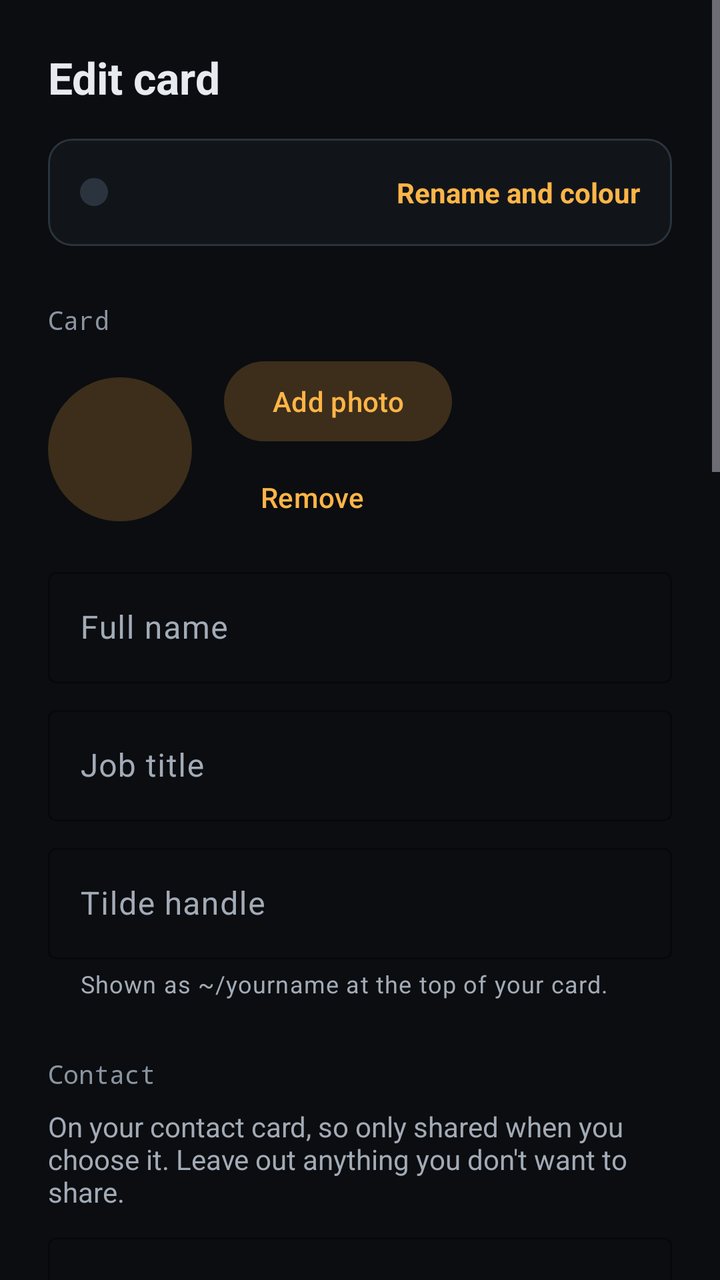
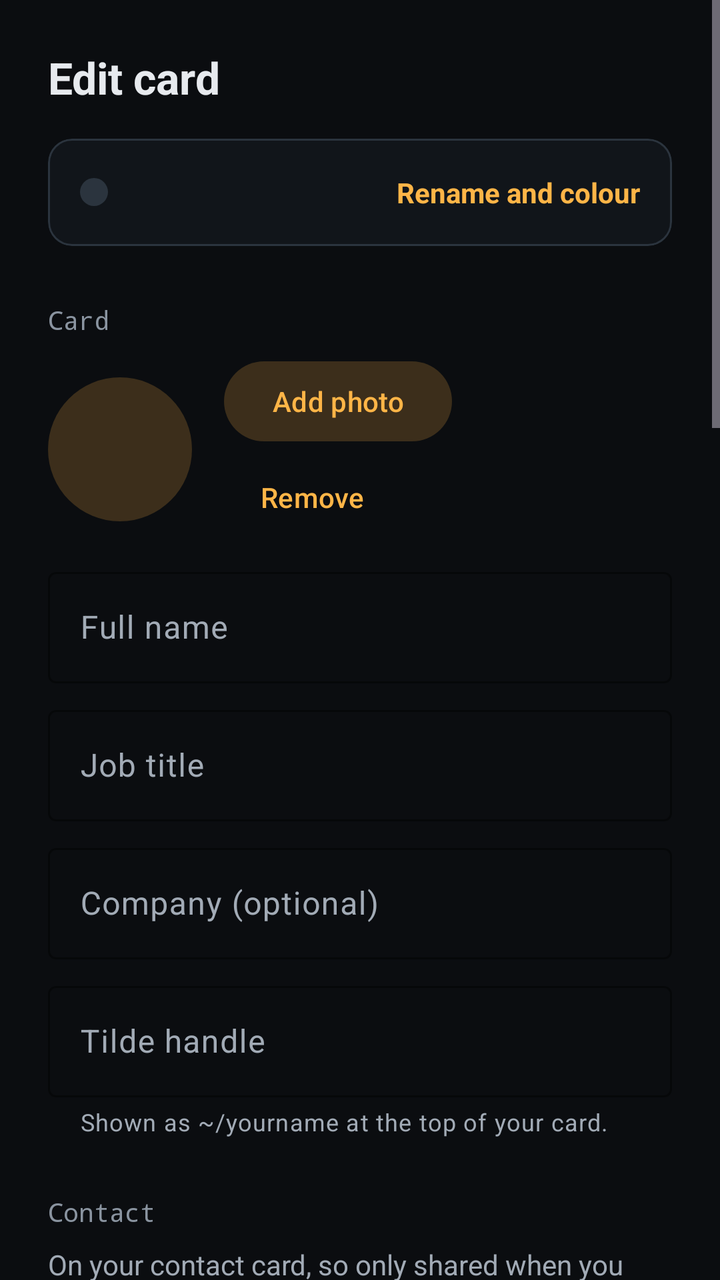

Two renders of the same Android screen: before a commit and after it. Below are the layout's source before the change and the commit's diff.
<!-- AndroidManifest.xml: application theme Theme.Tilde -->
<!-- res/layout/activity_card_edit.xml -->
<?xml version="1.0" encoding="utf-8"?>
<ScrollView xmlns:android="http://schemas.android.com/apk/res/android"
    xmlns:app="http://schemas.android.com/apk/res-auto"
    style="@style/Panel"
    android:fitsSystemWindows="true">

    <LinearLayout
        android:layout_width="match_parent"
        android:layout_height="wrap_content"
        android:orientation="vertical"
        android:padding="24dp">

        <TextView style="@style/StepTitle" android:text="@string/edit_card_title" android:textSize="22sp" />

        
        <com.google.android.material.card.MaterialCardView
            android:id="@+id/edit_card_header"
            style="@style/Widget.Material3.CardView.Outlined"
            android:layout_width="match_parent"
            android:layout_height="wrap_content"
            android:layout_marginTop="16dp"
            android:clickable="true"
            android:focusable="true"
            app:cardBackgroundColor="@color/panel"
            app:strokeColor="@color/line_strong">

            <LinearLayout
                android:layout_width="match_parent"
                android:layout_height="wrap_content"
                android:gravity="center_vertical"
                android:orientation="horizontal"
                android:padding="16dp">

                <View
                    android:id="@+id/edit_card_dot"
                    android:layout_width="14dp"
                    android:layout_height="14dp"
                    android:background="@drawable/bg_dot" />

                <TextView
                    android:id="@+id/edit_card_label"
                    style="@style/RowTitle"
                    android:layout_width="0dp"
                    android:layout_marginStart="12dp"
                    android:layout_weight="1" />

                <TextView
                    android:layout_width="wrap_content"
                    android:layout_height="wrap_content"
                    android:text="@string/cards_edit"
                    android:textColor="@color/accent"
                    android:textSize="14sp"
                    android:textStyle="bold" />
            </LinearLayout>
        </com.google.android.material.card.MaterialCardView>

        
        <TextView style="@style/Label" android:layout_marginTop="28dp" android:text="@string/edit_section_card" />

        <LinearLayout
            android:layout_width="match_parent"
            android:layout_height="wrap_content"
            android:baselineAligned="false"
            android:gravity="center_vertical"
            android:orientation="horizontal">

            <include
                android:id="@+id/edit_avatar"
                layout="@layout/view_avatar"
                android:layout_width="72dp"
                android:layout_height="72dp" />

            <LinearLayout
                android:layout_width="0dp"
                android:layout_height="wrap_content"
                android:layout_marginStart="16dp"
                android:layout_weight="1"
                android:orientation="vertical">

                <com.google.android.material.button.MaterialButton
                    android:id="@+id/photo_pick"
                    style="@style/Widget.Material3.Button.TonalButton"
                    android:layout_width="wrap_content"
                    android:layout_height="wrap_content"
                    android:text="@string/photo_add" />

                <com.google.android.material.button.MaterialButton
                    android:id="@+id/photo_remove"
                    style="@style/Widget.Material3.Button.TextButton"
                    android:layout_width="wrap_content"
                    android:layout_height="wrap_content"
                    android:text="@string/photo_remove" />
            </LinearLayout>
        </LinearLayout>

        <com.google.android.material.textfield.TextInputLayout
            style="@style/Field"
            android:hint="@string/profile_name"
            android:labelFor="@id/profile_name">

            <com.google.android.material.textfield.TextInputEditText
                android:id="@+id/profile_name"
                android:layout_width="match_parent"
                android:layout_height="wrap_content"
                android:imeOptions="actionNext"
                android:importantForAutofill="no"
                android:inputType="textPersonName|textCapWords" />
        </com.google.android.material.textfield.TextInputLayout>

        <com.google.android.material.textfield.TextInputLayout
            style="@style/Field"
            android:hint="@string/profile_title"
            android:labelFor="@id/profile_title">

            <com.google.android.material.textfield.TextInputEditText
                android:id="@+id/profile_title"
                android:layout_width="match_parent"
                android:layout_height="wrap_content"
                android:imeOptions="actionNext"
                android:importantForAutofill="no"
                android:inputType="textCapSentences" />
        </com.google.android.material.textfield.TextInputLayout>

        <com.google.android.material.textfield.TextInputLayout
            style="@style/Field"
            android:hint="@string/profile_handle"
            android:labelFor="@id/profile_handle"
            app:helperText="@string/profile_handle_helper"
            app:prefixText="@string/handle_prefix"
            app:prefixTextColor="@color/accent">

            <com.google.android.material.textfield.TextInputEditText
                android:id="@+id/profile_handle"
                android:layout_width="match_parent"
                android:layout_height="wrap_content"
                android:imeOptions="actionNext"
                android:importantForAutofill="no"
                android:inputType="text|textNoSuggestions" />
        </com.google.android.material.textfield.TextInputLayout>

        
        <TextView style="@style/Label" android:layout_marginTop="28dp" android:text="@string/edit_section_contact" />

        <TextView style="@style/Hint" android:text="@string/edit_contact_detail" />

        <com.google.android.material.textfield.TextInputLayout
            style="@style/Field"
            android:hint="@string/profile_email"
            android:labelFor="@id/profile_email">

            <com.google.android.material.textfield.TextInputEditText
                android:id="@+id/profile_email"
                android:layout_width="match_parent"
                android:layout_height="wrap_content"
                android:imeOptions="actionNext"
                android:importantForAutofill="no"
                android:inputType="textEmailAddress" />
        </com.google.android.material.textfield.TextInputLayout>

        <com.google.android.material.textfield.TextInputLayout
            style="@style/Field"
            android:hint="@string/profile_email2"
            android:labelFor="@id/profile_email2">

            <com.google.android.material.textfield.TextInputEditText
                android:id="@+id/profile_email2"
                android:layout_width="match_parent"
                android:layout_height="wrap_content"
                android:imeOptions="actionNext"
                android:importantForAutofill="no"
                android:inputType="textEmailAddress" />
        </com.google.android.material.textfield.TextInputLayout>

        
        <LinearLayout
            android:id="@+id/phones_list"
            android:layout_width="match_parent"
            android:layout_height="wrap_content"
            android:orientation="vertical" />

        <com.google.android.material.button.MaterialButton
            android:id="@+id/phone_add"
            style="@style/Widget.Material3.Button.TextButton.Icon"
            android:layout_width="wrap_content"
            android:layout_height="wrap_content"
            android:layout_marginStart="-12dp"
            android:text="@string/edit_phone_add"
            app:icon="@drawable/ic_add" />

        
        <TextView style="@style/Label" android:layout_marginTop="28dp" android:text="@string/edit_section_links" />

        <TextView style="@style/Hint" android:text="@string/edit_links_detail" />

        <com.google.android.material.textfield.TextInputLayout
            style="@style/Field"
            android:hint="@string/profile_website"
            android:labelFor="@id/profile_website">

            <com.google.android.material.textfield.TextInputEditText
                android:id="@+id/profile_website"
                android:layout_width="match_parent"
                android:layout_height="wrap_content"
                android:imeOptions="actionNext"
                android:importantForAutofill="no"
                android:inputType="textUri" />
        </com.google.android.material.textfield.TextInputLayout>

        <com.google.android.material.textfield.TextInputLayout
            style="@style/Field"
            android:hint="@string/profile_linkedin"
            android:labelFor="@id/profile_linkedin">

            <com.google.android.material.textfield.TextInputEditText
                android:id="@+id/profile_linkedin"
                android:layout_width="match_parent"
                android:layout_height="wrap_content"
                android:imeOptions="actionNext"
                android:importantForAutofill="no"
                android:inputType="textUri" />
        </com.google.android.material.textfield.TextInputLayout>

        <com.google.android.material.textfield.TextInputLayout
            style="@style/Field"
            android:hint="@string/profile_github"
            android:labelFor="@id/profile_github">

            <com.google.android.material.textfield.TextInputEditText
                android:id="@+id/profile_github"
                android:layout_width="match_parent"
                android:layout_height="wrap_content"
                android:imeOptions="actionNext"
                android:importantForAutofill="no"
                android:inputType="textUri" />
        </com.google.android.material.textfield.TextInputLayout>

        <com.google.android.material.textfield.TextInputLayout
            style="@style/Field"
            android:hint="@string/profile_instagram"
            android:labelFor="@id/profile_instagram">

            <com.google.android.material.textfield.TextInputEditText
                android:id="@+id/profile_instagram"
                android:layout_width="match_parent"
                android:layout_height="wrap_content"
                android:imeOptions="actionNext"
                android:importantForAutofill="no"
                android:inputType="textUri" />
        </com.google.android.material.textfield.TextInputLayout>

        <com.google.android.material.textfield.TextInputLayout
            style="@style/Field"
            android:hint="@string/profile_x"
            android:labelFor="@id/profile_x">

            <com.google.android.material.textfield.TextInputEditText
                android:id="@+id/profile_x"
                android:layout_width="match_parent"
                android:layout_height="wrap_content"
                android:imeOptions="actionNext"
                android:importantForAutofill="no"
                android:inputType="textUri" />
        </com.google.android.material.textfield.TextInputLayout>

        <TextView style="@style/Label" android:text="@string/settings_links" />

        <TextView style="@style/Hint" android:text="@string/settings_links_detail" />

        <LinearLayout
            android:id="@+id/links_list"
            android:layout_width="match_parent"
            android:layout_height="wrap_content"
            android:orientation="vertical" />

        <com.google.android.material.button.MaterialButton
            android:id="@+id/links_add"
            style="@style/Widget.Material3.Button.TextButton.Icon"
            android:layout_width="wrap_content"
            android:layout_height="wrap_content"
            android:layout_marginStart="-12dp"
            android:text="@string/picker_add_link"
            app:icon="@drawable/ic_add" />

        
        <TextView style="@style/Label" android:layout_marginTop="28dp" android:text="@string/edit_section_whatsapp" />

        <com.google.android.material.textfield.TextInputLayout
            style="@style/Field"
            android:hint="@string/profile_whatsapp"
            android:labelFor="@id/profile_whatsapp">

            <com.google.android.material.textfield.TextInputEditText
                android:id="@+id/profile_whatsapp"
                android:layout_width="match_parent"
                android:layout_height="wrap_content"
                android:imeOptions="actionNext"
                android:importantForAutofill="no"
                android:inputType="phone" />
        </com.google.android.material.textfield.TextInputLayout>

        <com.google.android.material.textfield.TextInputLayout
            style="@style/Field"
            android:hint="@string/whatsapp_greeting_hint"
            android:labelFor="@id/whatsapp_greeting">

            <com.google.android.material.textfield.TextInputEditText
                android:id="@+id/whatsapp_greeting"
                android:layout_width="match_parent"
                android:layout_height="wrap_content"
                android:imeOptions="actionNext"
                android:importantForAutofill="no"
                android:inputType="textCapSentences" />
        </com.google.android.material.textfield.TextInputLayout>

        <TextView style="@style/Hint" android:layout_marginTop="6dp" android:text="@string/whatsapp_detail" />

        <com.google.android.material.button.MaterialButton
            android:id="@+id/edit_done"
            android:layout_width="match_parent"
            android:layout_height="56dp"
            android:layout_marginTop="32dp"
            android:text="@string/write_close" />
    </LinearLayout>
</ScrollView>
<!-- res/layout/view_avatar.xml (included above) -->
<?xml version="1.0" encoding="utf-8"?>
<FrameLayout xmlns:android="http://schemas.android.com/apk/res/android"
    xmlns:app="http://schemas.android.com/apk/res-auto"
    android:layout_width="match_parent"
    android:layout_height="match_parent">

    <TextView
        android:id="@+id/avatar_initials"
        android:layout_width="match_parent"
        android:layout_height="match_parent"
        android:background="@drawable/bg_avatar"
        android:gravity="center"
        android:textColor="@color/accent"
        android:textSize="24sp"
        android:textStyle="bold" />

    <com.google.android.material.imageview.ShapeableImageView
        android:id="@+id/avatar_photo"
        android:layout_width="match_parent"
        android:layout_height="match_parent"
        android:importantForAccessibility="no"
        android:scaleType="centerCrop"
        android:visibility="gone"
        app:shapeAppearanceOverlay="@style/Circle" />
</FrameLayout>
<!-- resources referenced by this layout -->
<resources>
  <color name="accent">#FFB547</color>
  <color name="line_strong">#2B343E</color>
  <color name="panel">#11151A</color>
  <!-- drawable bg_avatar (drawable) -->
  <?xml version="1.0" encoding="utf-8"?>
  <shape xmlns:android="http://schemas.android.com/apk/res/android" android:shape="oval">
      <solid android:color="@color/accent_soft" />
  </shape>
  <!-- drawable bg_dot (drawable) -->
  <?xml version="1.0" encoding="utf-8"?>
  <shape xmlns:android="http://schemas.android.com/apk/res/android">
      <corners android:radius="999dp" />
      <solid android:color="@color/line_strong" />
  </shape>
  <string name="cards_edit">Rename and colour</string>
  <string name="edit_card_title">Edit card</string>
  <string name="edit_contact_detail">On your contact card, so only shared when you choose it. Leave out anything you don\'t want to share.</string>
  <string name="edit_links_detail">What a tap or scan can open. Your website is on your contact card too.</string>
  <string name="edit_phone_add">Add a number</string>
  <string name="edit_section_card">Card</string>
  <string name="edit_section_contact">Contact</string>
  <string name="edit_section_links">Links</string>
  <string name="edit_section_whatsapp">WhatsApp</string>
  <string name="handle_prefix" translatable="false">~/</string>
  <string name="photo_add">Add photo</string>
  <string name="photo_remove">Remove</string>
  <string name="picker_add_link">Add a link</string>
  <string name="profile_email">Email</string>
  <string name="profile_email2">Second email (optional)</string>
  <string name="profile_github">GitHub link</string>
  <string name="profile_handle">Tilde handle</string>
  <string name="profile_handle_helper">Shown as ~/yourname at the top of your card.</string>
  <string name="profile_instagram">Instagram link</string>
  <string name="profile_linkedin">LinkedIn link</string>
  <string name="profile_name">Full name</string>
  <string name="profile_title">Job title</string>
  <string name="profile_website">Website (what Website opens)</string>
  <string name="profile_whatsapp">WhatsApp number</string>
  <string name="profile_x">X link</string>
  <string name="settings_links">Saved links</string>
  <string name="settings_links_detail">Links you\'d like to share, such as your projects. Ticked ones show on the Share screen for one-tap switching; untick one to keep it without showing it. Tap a link to change or delete it.</string>
  <string name="whatsapp_detail">Typed into the chat, never sent. Leave empty for an empty chat.</string>
  <string name="whatsapp_greeting_hint">Message</string>
  <string name="write_close">Done</string>
  <style name="Circle">
          <item name="cornerFamily">rounded</item>
          <item name="cornerSize">50%</item>
      </style>
  <style name="Panel">
          <item name="android:layout_width">match_parent</item>
          <item name="android:layout_height">match_parent</item>
          <item name="android:fillViewport">true</item>
      </style>
  <color name="accent_soft">#33FFB547</color>
  <color name="muted">#A2ABB6</color>
  <color name="dim">#8A94A0</color>
  <color name="text">#E7EAEE</color>
  <color name="bg">#0B0D10</color>
  <color name="panel_raised">#151A20</color>
  <color name="line">#1F262E</color>
  <style name="ThemeOverlay.Tilde.BottomSheet" parent="ThemeOverlay.Material3.BottomSheetDialog">
          <item name="colorSurfaceContainerLow">@color/panel</item>
      </style>
  <!-- unchanged entries left out for length: 7 -->
</resources>

<!-- the commit's change to res/layout/activity_card_edit.xml (unified diff, before → after) -->
@@ -123,6 +123,20 @@
 
         <com.google.android.material.textfield.TextInputLayout
             style="@style/Field"
+            android:hint="@string/profile_company"
+            android:labelFor="@id/profile_company">
+
+            <com.google.android.material.textfield.TextInputEditText
+                android:id="@+id/profile_company"
+                android:layout_width="match_parent"
+                android:layout_height="wrap_content"
+                android:imeOptions="actionNext"
+                android:importantForAutofill="no"
+                android:inputType="textCapWords" />
+        </com.google.android.material.textfield.TextInputLayout>
+
+        <com.google.android.material.textfield.TextInputLayout
+            style="@style/Field"
             android:hint="@string/profile_handle"
             android:labelFor="@id/profile_handle"
             app:helperText="@string/profile_handle_helper"
@@ -313,6 +327,18 @@
         </com.google.android.material.textfield.TextInputLayout>
 
         <TextView style="@style/Hint" android:layout_marginTop="6dp" android:text="@string/whatsapp_detail" />
+
+        
+        <TextView style="@style/Label" android:layout_marginTop="28dp" android:text="@string/edit_section_contact_card" />
+
+        <TextView style="@style/Hint" android:text="@string/edit_contact_card_detail" />
+
+        <LinearLayout
+            android:id="@+id/contact_fields"
+            android:layout_width="match_parent"
+            android:layout_height="wrap_content"
+            android:layout_marginTop="4dp"
+            android:orientation="vertical" />
 
         <com.google.android.material.button.MaterialButton
             android:id="@+id/edit_done"
<!-- resource entries referenced after the edit -->
@@ -16,17 +16,20 @@
   </shape>
   <string name="cards_edit">Rename and colour</string>
   <string name="edit_card_title">Edit card</string>
+  <string name="edit_contact_card_detail">Untick anything this card should leave out, such as your phone number on a card for events. Your name is always included.</string>
   <string name="edit_contact_detail">On your contact card, so only shared when you choose it. Leave out anything you don\'t want to share.</string>
   <string name="edit_links_detail">What a tap or scan can open. Your website is on your contact card too.</string>
   <string name="edit_phone_add">Add a number</string>
   <string name="edit_section_card">Card</string>
   <string name="edit_section_contact">Contact</string>
+  <string name="edit_section_contact_card">What your contact card includes</string>
   <string name="edit_section_links">Links</string>
   <string name="edit_section_whatsapp">WhatsApp</string>
   <string name="handle_prefix" translatable="false">~/</string>
   <string name="photo_add">Add photo</string>
   <string name="photo_remove">Remove</string>
   <string name="picker_add_link">Add a link</string>
+  <string name="profile_company">Company (optional)</string>
   <string name="profile_email">Email</string>
   <string name="profile_email2">Second email (optional)</string>
   <string name="profile_github">GitHub link</string>
